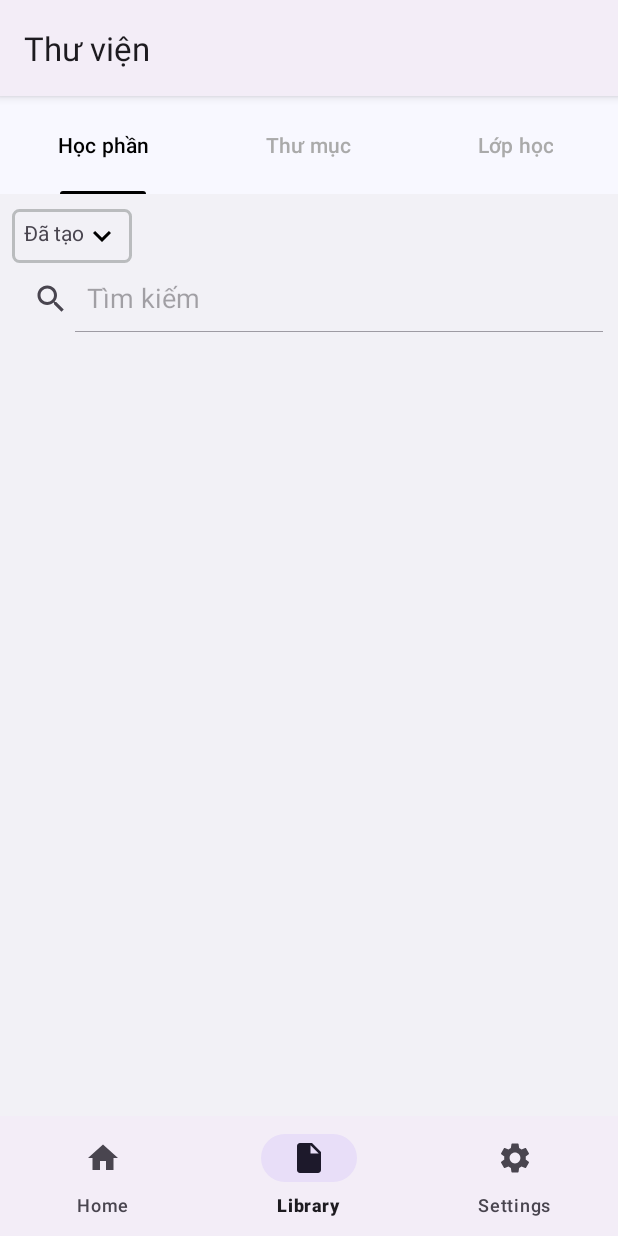
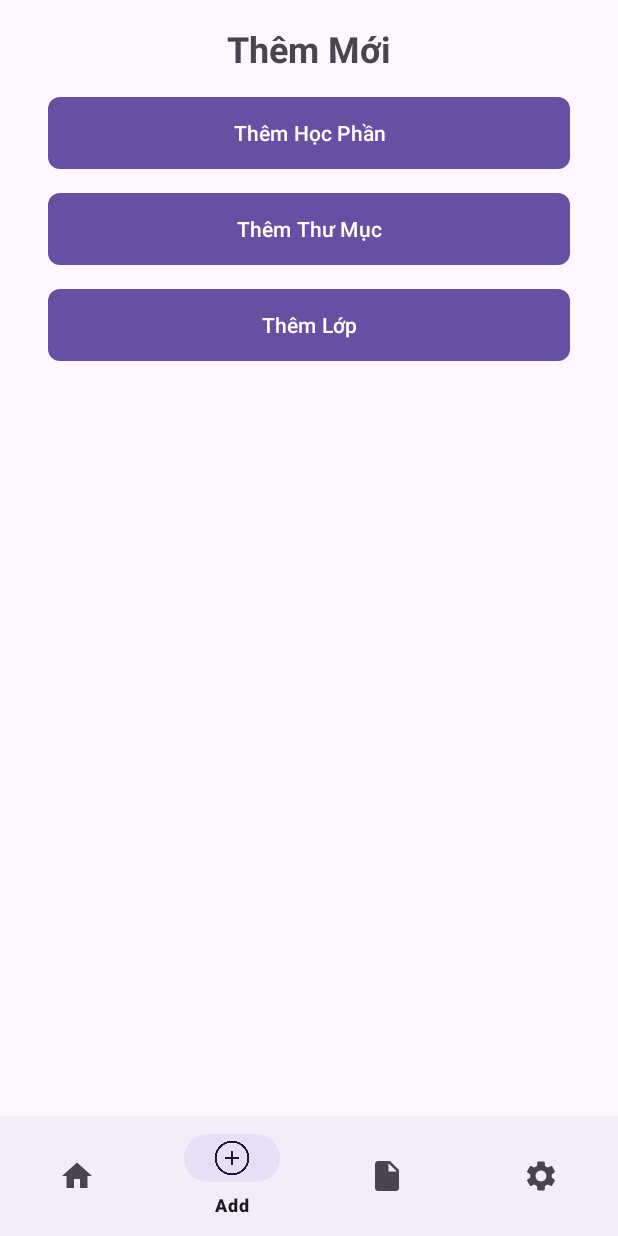
Before and after one commit to nqhop/foreign-language-learning-firebase-firestore-android, an Android app: the screen it shows after launch (MainActivity), item 2 of the bottom bar chosen, on a phone screen of 412 x 824 dp. Run offline under Robolectric (Android 15) with nearby library versions, the phone set to English and light mode, and no system bars; our stand-ins replace Firebase (no records; nobody signed in at launch, a user with empty details on screens opened directly).

Commit message:
thêm topic

```diff
--- a/app/src/main/AndroidManifest.xml
+++ b/app/src/main/AndroidManifest.xml
@@ -49,7 +49,7 @@
             android:name=".activities.ChangePasswordActivity"
             android:label="Change Password" />
         <activity
-            android:name=".activities.TypeWordActivity"
+            android:name=".activities.AddTopicActivity"
             android:exported="false"/>
       </application>
 
--- a/app/src/main/java/com/example/quizapp/activities/MainActivity.java
+++ b/app/src/main/java/com/example/quizapp/activities/MainActivity.java
@@ -15,6 +15,7 @@ import android.os.Bundle;
 import android.util.Log;
 import android.view.View;
 
+import com.example.quizapp.fragments.AddFragment;
 import com.example.quizapp.fragments.HomeFragment;
 import com.example.quizapp.fragments.LibraryFragment;
 import com.example.quizapp.R;
@@ -83,6 +84,8 @@ public class MainActivity extends AppCompatActivity {
             } else if (item.getItemId() == R.id.settings) {
                 replaceFragment(new SettingsFragment());
 
+            }else if (item.getItemId() == R.id.add) {
+                replaceFragment(new AddFragment());
             }
             return true;
         });
--- /dev/null
+++ b/app/src/main/java/com/example/quizapp/fragments/AddFragment.java
@@ -0,0 +1,42 @@
+package com.example.quizapp.fragments;
+
+import android.content.Intent;
+import android.os.Bundle;
+import androidx.fragment.app.Fragment;
+import android.view.LayoutInflater;
+import android.view.View;
+import android.view.ViewGroup;
+import com.example.quizapp.R;
+import com.example.quizapp.activities.AddTopicActivity;
+
+public class AddFragment extends Fragment {
+
+    public AddFragment() {
+        // Required empty public constructor
+    }
+
+    @Override
+    public View onCreateView(LayoutInflater inflater, ViewGroup container,
+                             Bundle savedInstanceState) {
+        // Inflate the layout for this fragment
+        View view = inflater.inflate(R.layout.fragment_add, container, false);
+
+        // Tìm nút trong layout và thiết lập sự kiện click
+        View addButton = view.findViewById(R.id.btnAddCourse);
+        addButton.setOnClickListener(new View.OnClickListener() {
+            @Override
+            public void onClick(View v) {
+                onAddCourseClick(v);
+            }
+        });
+
+        return view;
+    }
+
+    // Phương thức xử lý khi nút được click
+    public void onAddCourseClick(View view) {
+        // Chuyển đến AddTopicActivity
+        Intent intent = new Intent(getContext(), AddTopicActivity.class);
+        startActivity(intent);
+    }
+}
--- /dev/null
+++ b/app/src/main/res/drawable/rounded_button.xml
@@ -0,0 +1,4 @@
+<shape xmlns:android="http://schemas.android.com/apk/res/android">
+    <solid android:color="@color/button_background_color" />
+    <corners android:radius="@dimen/button_corner_radius" />
+</shape>
--- /dev/null
+++ b/app/src/main/res/layout/fragment_add.xml
@@ -0,0 +1,60 @@
+<androidx.constraintlayout.widget.ConstraintLayout xmlns:android="http://schemas.android.com/apk/res/android"
+    android:layout_width="match_parent"
+    android:layout_height="match_parent"
+    xmlns:app="http://schemas.android.com/apk/res-auto">
+
+    <TextView
+        android:id="@+id/textTitle"
+        android:layout_width="wrap_content"
+        android:layout_height="wrap_content"
+        android:text="Thêm Mới"
+        android:textSize="24sp"
+        android:textStyle="bold"
+        app:layout_constraintTop_toTopOf="parent"
+        app:layout_constraintStart_toStartOf="parent"
+        app:layout_constraintEnd_toEndOf="parent"
+        android:layout_marginTop="16dp" />
+
+    <com.google.android.material.button.MaterialButton
+        android:id="@+id/btnAddCourse"
+        android:layout_width="0dp"
+        android:layout_height="wrap_content"
+        android:text="Thêm Học Phần"
+        android:background="@drawable/rounded_button"
+        app:layout_constraintTop_toBottomOf="@id/textTitle"
+        app:layout_constraintStart_toStartOf="parent"
+        app:layout_constraintEnd_toEndOf="parent"
+        android:layout_marginTop="16dp"
+        android:layout_marginStart="32dp"
+        android:layout_marginEnd="32dp"
+        android:onClick="onAddCourseClick" />
+
+    <com.google.android.material.button.MaterialButton
+        android:id="@+id/btnAddFolder"
+        android:layout_width="0dp"
+        android:layout_height="wrap_content"
+        android:text="Thêm Thư Mục"
+        android:background="@drawable/rounded_button"
+        app:layout_constraintTop_toBottomOf="@id/btnAddCourse"
+        app:layout_constraintStart_toStartOf="parent"
+        app:layout_constraintEnd_toEndOf="parent"
+        android:layout_marginTop="16dp"
+        android:layout_marginStart="32dp"
+        android:layout_marginEnd="32dp"
+        android:onClick="onAddFolderClick" />
+
+    <com.google.android.material.button.MaterialButton
+        android:id="@+id/btnAddClass"
+        android:layout_width="0dp"
+        android:layout_height="wrap_content"
+        android:text="Thêm Lớp"
+        android:background="@drawable/rounded_button"
+        app:layout_constraintTop_toBottomOf="@id/btnAddFolder"
+        app:layout_constraintStart_toStartOf="parent"
+        app:layout_constraintEnd_toEndOf="parent"
+        android:layout_marginTop="16dp"
+        android:layout_marginStart="32dp"
+        android:layout_marginEnd="32dp"
+        android:onClick="onAddClassClick" />
+
+</androidx.constraintlayout.widget.ConstraintLayout>
--- a/app/src/main/res/menu/bottom_nav_menu.xml
+++ b/app/src/main/res/menu/bottom_nav_menu.xml
@@ -1,20 +1,23 @@
-<?xml version="1.0" encoding="utf-8"?>
 <menu xmlns:android="http://schemas.android.com/apk/res/android">
 
     <item
         android:id="@+id/home"
         android:icon="@drawable/baseline_home_24"
         android:title="Home" />
+
+    <item
+        android:id="@+id/add"
+        android:icon="@drawable/ic_add"
+        android:title="Add" />
     <item
         android:id="@+id/library"
         android:icon="@drawable/baseline_insert_drive_file_24"
-        android:layout_width="wrap_content"
-        android:layout_height="wrap_content"
         android:title="Library" />
+
     <item
         android:id="@+id/settings"
         android:icon="@drawable/baseline_settings_24"
-        android:layout_width="wrap_content"
-        android:layout_height="wrap_content"
         android:title="Settings" />
+
+
 </menu>
--- a/app/src/main/res/values/colors.xml
+++ b/app/src/main/res/values/colors.xml
@@ -12,6 +12,7 @@
     <color name="red">#F44336</color>
     <color name="overlay_color">#7E7E7E</color>
     <color name="colorAccent">#FF4081</color>
+    <color name="button_background_color">#2196F3</color>
 
 
 
--- a/app/src/main/res/values/dimens.xml
+++ b/app/src/main/res/values/dimens.xml
@@ -2,4 +2,5 @@
 <resources>
     <dimen name="pd_16">16dp</dimen>
     <dimen name="pd_16_negative">-16dp</dimen>
+    <dimen name="button_corner_radius">8dp</dimen>
 </resources>
```
Also changed, not shown: app/src/main/java/com/example/quizapp/activities/AddTopicActivity.java (added, +101 -0 lines), app/src/main/java/com/example/quizapp/activities/LearningActivity.java (+0 -7 lines), app/src/main/java/com/example/quizapp/models/Topic.java (+31 -6 lines), app/src/main/java/com/example/quizapp/models/Word.java (added, +51 -0 lines), app/src/main/res/layout/activity_add_topic.xml (added, +53 -0 lines), app/src/main/res/drawable/ic_add.png (added).
